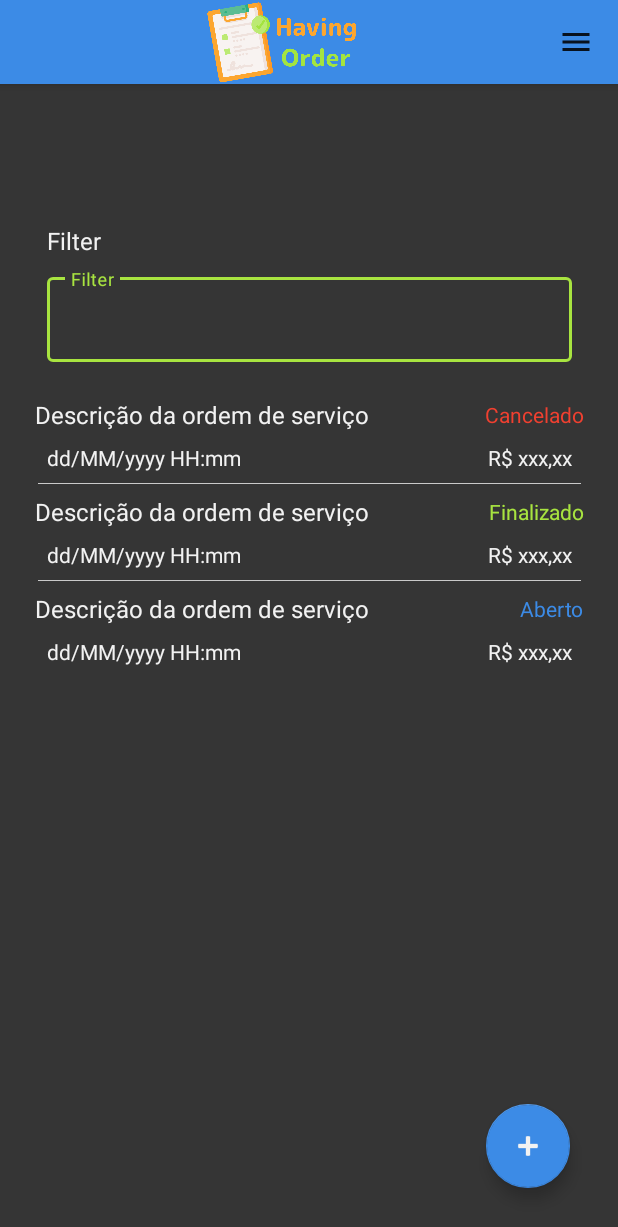
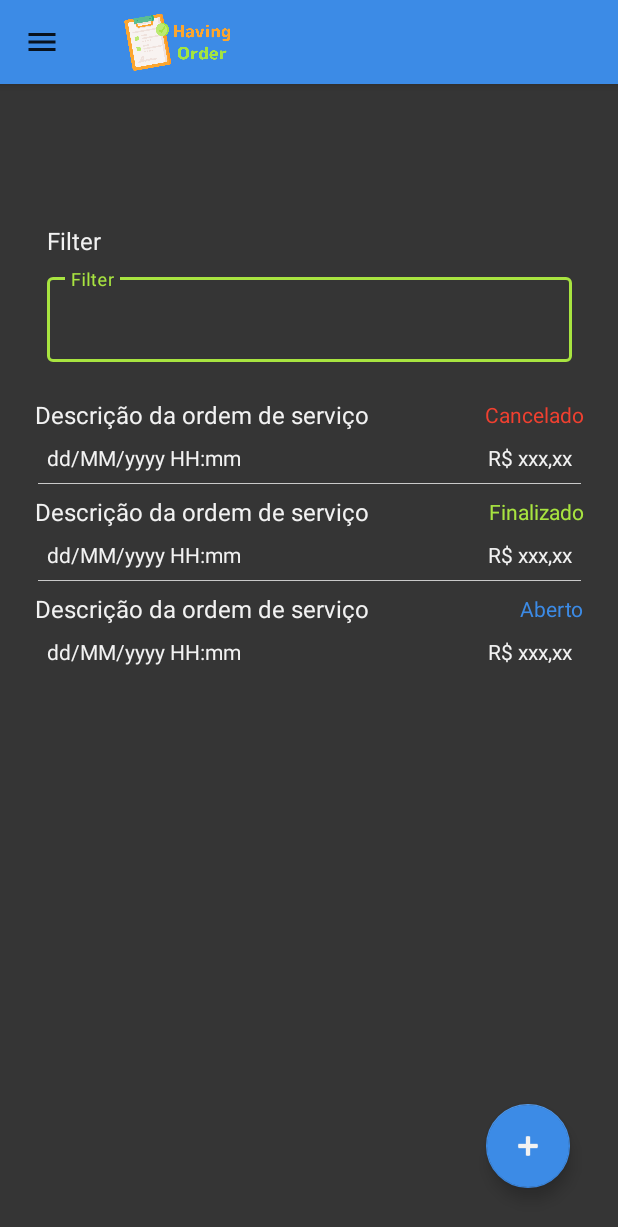
Before and after one commit to Felix-xilef/HavingOrder, an Android app: the SignInActivity screen opened directly, with no data from a screen before it, in the options menu, after a tap on "Orders", on a phone screen of 412 x 824 dp. Shown: the top 1227 px of the screen. Run offline under Robolectric (Android 15) with nearby library versions, the phone set to English and light mode, and no system bars.

Commit message:
Created Actionbar and remaining screens activities

```diff
--- a/app/src/main/java/com/fatec/havingorder/Orders.java
+++ /dev/null
@@ -1,28 +0,0 @@
-package com.fatec.havingorder;
-
-import androidx.appcompat.app.AppCompatActivity;
-import androidx.appcompat.widget.Toolbar;
-
-import android.os.Bundle;
-import android.view.Menu;
-
-public class Orders extends AppCompatActivity {
-
-    @Override
-    protected void onCreate(Bundle savedInstanceState) {
-        super.onCreate(savedInstanceState);
-        setContentView(R.layout.activity_orders);
-
-        Toolbar appToolBar = (Toolbar) findViewById(R.id.appToolbar);
-        setSupportActionBar(appToolBar);
-    }
-
-    @Override
-    public boolean onCreateOptionsMenu(Menu menu) {
-        super.onCreateOptionsMenu(menu);
-
-        getMenuInflater().inflate(R.menu.nav_items, menu);
-
-        return true;
-    }
-}
--- /dev/null
+++ b/app/src/main/java/com/fatec/havingorder/OrdersActivity.java
@@ -0,0 +1,62 @@
+package com.fatec.havingorder;
+
+import androidx.annotation.NonNull;
+import androidx.appcompat.app.AppCompatActivity;
+import androidx.appcompat.widget.Toolbar;
+
+import android.annotation.SuppressLint;
+import android.content.Intent;
+import android.os.Bundle;
+import android.view.Menu;
+import android.view.MenuItem;
+import android.view.View;
+
+public class OrdersActivity extends AppCompatActivity {
+
+    @Override
+    protected void onCreate(Bundle savedInstanceState) {
+        super.onCreate(savedInstanceState);
+        setContentView(R.layout.activity_orders);
+
+        Toolbar appToolBar = (Toolbar) findViewById(R.id.appToolbar);
+        setSupportActionBar(appToolBar);
+        getSupportActionBar().setDisplayShowTitleEnabled(false);
+    }
+
+    @Override
+    public boolean onCreateOptionsMenu(Menu menu) {
+        super.onCreateOptionsMenu(menu);
+        getMenuInflater().inflate(R.menu.nav_items, menu);
+
+        return true;
+    }
+
+    @SuppressLint("RestrictedApi")
+    @Override
+    public boolean onOptionsItemSelected(@NonNull MenuItem item) {
+        switch (item.getItemId()) {
+            case android.R.id.home:
+                getSupportActionBar().openOptionsMenu();
+                return true;
+
+            case R.id.btnUsers:
+                Intent intentUsers = new Intent(this, UsersActivity.class);
+                startActivity(intentUsers);
+                return true;
+
+            case R.id.btnLogout:
+                Intent intentLogout = new Intent(this, SignInActivity.class);
+                startActivity(intentLogout);
+                finish();
+                return true;
+
+            default:
+                return super.onOptionsItemSelected(item);
+        }
+    }
+
+    public void goToAddEditOrder(View view) {
+        Intent intent = new Intent(this, AddEditOrderActivity.class);
+        startActivity(intent);
+    }
+}
--- a/app/src/main/java/com/fatec/havingorder/SignInActivity.java
+++ b/app/src/main/java/com/fatec/havingorder/SignInActivity.java
@@ -15,7 +15,7 @@ public class SignInActivity extends AppCompatActivity {
     }
 
     public void SignIn(View view) {
-        Intent intent = new Intent(this, Orders.class);
+        Intent intent = new Intent(this, OrdersActivity.class);
         startActivity(intent);
         finish();
     }
--- a/app/src/main/res/layout/activity_orders.xml
+++ b/app/src/main/res/layout/activity_orders.xml
@@ -4,7 +4,7 @@
     xmlns:tools="http://schemas.android.com/tools"
     android:layout_width="match_parent"
     android:layout_height="match_parent"
-    tools:context=".Orders">
+    tools:context=".OrdersActivity">
 
     <androidx.appcompat.widget.Toolbar
         android:id="@+id/appToolbar"
@@ -13,10 +13,15 @@
         android:background="?attr/colorPrimary"
         android:elevation="4dp"
         android:theme="@style/ThemeOverlay.AppCompat.ActionBar"
-        app:logo="@drawable/logo"
-        app:logoDescription="@string/logoDescription"
-        app:menu="@menu/nav_items"
-        app:popupTheme="@style/ThemeOverlay.AppCompat.Light" />
+        app:navigationIcon="@drawable/ic_baseline_menu_24"
+        app:popupTheme="@style/ThemeOverlay.AppCompat.Light">
+
+        <ImageView
+            android:layout_width="90dp"
+            android:layout_height="match_parent"
+            android:src="@drawable/logo"
+            android:layout_marginVertical="8dp"/>
+    </androidx.appcompat.widget.Toolbar>
 
     <androidx.constraintlayout.widget.ConstraintLayout
         android:id="@+id/constraintLayout2"
@@ -77,7 +82,11 @@
 
                 <androidx.constraintlayout.widget.ConstraintLayout
                     android:layout_width="match_parent"
-                    android:layout_height="match_parent">
+                    android:layout_height="match_parent"
+                    android:background="?attr/selectableItemBackground"
+                    android:clickable="true"
+                    android:focusable="true"
+                    android:onClick="goToAddEditOrder">
 
                     <TextView
                         android:id="@+id/lblDescription"
@@ -126,7 +135,11 @@
 
                 <androidx.constraintlayout.widget.ConstraintLayout
                     android:layout_width="match_parent"
-                    android:layout_height="match_parent">
+                    android:layout_height="match_parent"
+                    android:background="?attr/selectableItemBackground"
+                    android:clickable="true"
+                    android:focusable="true"
+                    android:onClick="goToAddEditOrder">
 
                     <TextView
                         android:id="@+id/lblDescription"
@@ -175,7 +188,11 @@
 
                 <androidx.constraintlayout.widget.ConstraintLayout
                     android:layout_width="match_parent"
-                    android:layout_height="wrap_content">
+                    android:layout_height="wrap_content"
+                    android:background="?attr/selectableItemBackground"
+                    android:clickable="true"
+                    android:focusable="true"
+                    android:onClick="goToAddEditOrder">
 
                     <TextView
                         android:id="@+id/lblDescription"
@@ -233,6 +250,7 @@
         android:layout_marginEnd="32dp"
         android:layout_marginBottom="32dp"
         android:clickable="true"
+        android:onClick="goToAddEditOrder"
         app:backgroundTint="?attr/colorPrimary"
         app:layout_constraintBottom_toBottomOf="parent"
         app:layout_constraintEnd_toEndOf="parent"
--- a/app/src/main/res/values-night/themes.xml
+++ b/app/src/main/res/values-night/themes.xml
@@ -18,10 +18,6 @@
         <item name="actionOverflowButtonStyle">@style/ActionbarMenuStyle</item>
     </style>
 
-    <style name="ActionbarMenuStyle" parent="android:style/Widget.Holo.Light.ActionButton.Overflow">
-        <item name="android:src">@drawable/ic_baseline_menu_24</item>
-        <item name="android:background">?android:attr/actionBarItemBackground</item>
-        <item name="android:contentDescription">@string/actionbarMenu</item>
-        <item name="layout_constraintEnd_toStartOf">parent</item>
+    <style name="ActionbarMenuStyle" parent="Widget.AppCompat.ActionButton">
     </style>
 </resources>
--- a/app/src/main/res/values/themes.xml
+++ b/app/src/main/res/values/themes.xml
@@ -18,9 +18,6 @@
         <item name="actionOverflowButtonStyle">@style/ActionbarMenuStyle</item>
     </style>
 
-    <style name="ActionbarMenuStyle" parent="android:style/Widget.Holo.Light.ActionButton.Overflow">
-        <item name="android:src">@drawable/ic_baseline_menu_24</item>
-        <item name="android:background">?android:attr/actionBarItemBackground</item>
-        <item name="android:contentDescription">@string/actionbarMenu</item>
+    <style name="ActionbarMenuStyle" parent="Widget.AppCompat.ActionButton">
     </style>
 </resources>
```
Also changed, not shown: app/src/main/AndroidManifest.xml (+10 -1 lines), app/src/main/java/com/fatec/havingorder/AddEditOrderActivity.java (added, +61 -0 lines), app/src/main/java/com/fatec/havingorder/AddEditUserActivity.java (added, +61 -0 lines), app/src/main/java/com/fatec/havingorder/UsersActivity.java (added, +56 -0 lines), app/src/main/res/layout/activity_add_edit_order.xml (added, +26 -0 lines), app/src/main/res/layout/activity_add_edit_user.xml (added, +26 -0 lines), app/src/main/res/layout/activity_users.xml (added, +26 -0 lines).
